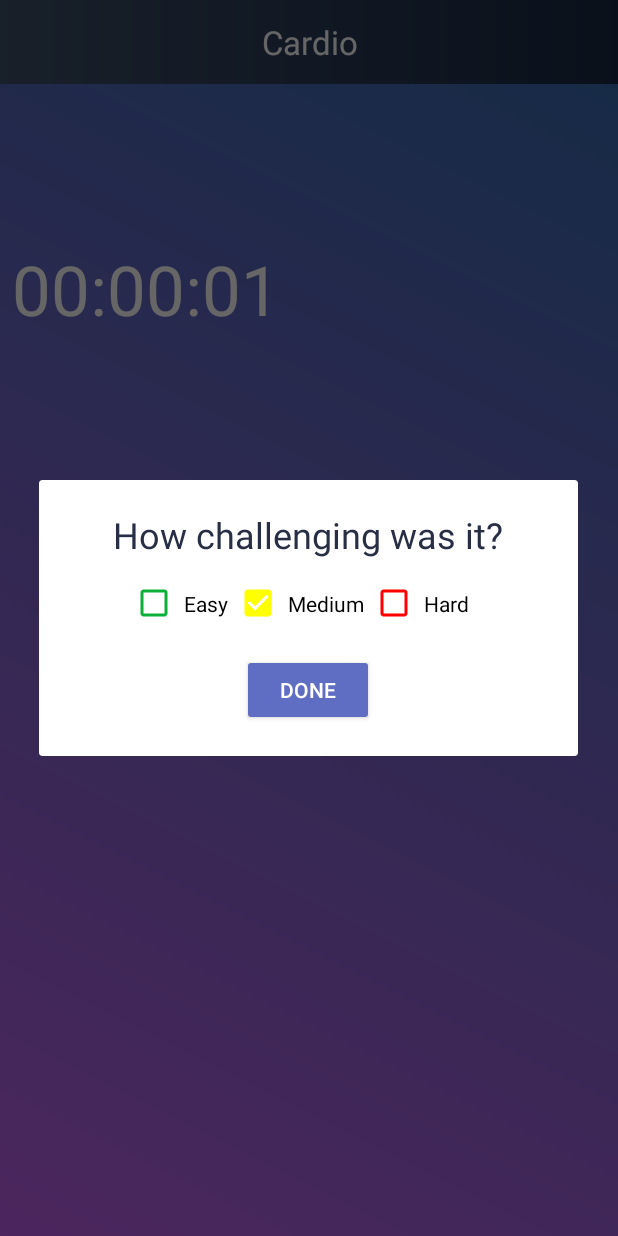
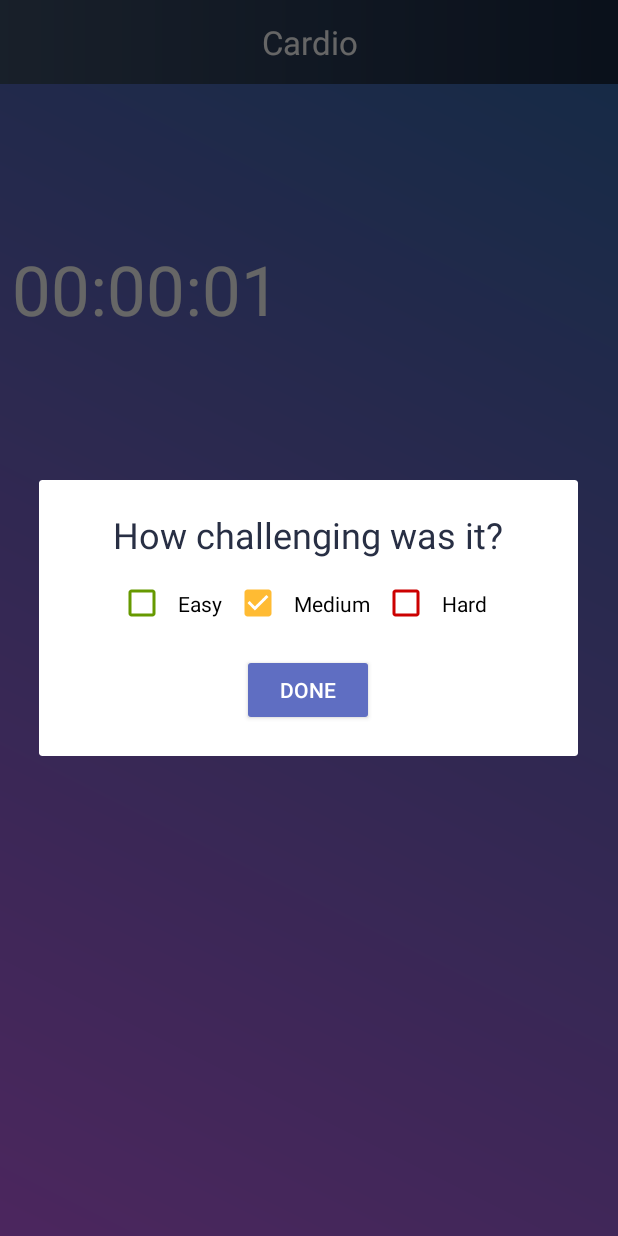
Before and after one commit to rebeccafinne/TraningsApp, an Android app: the CardioActivity screen opened directly, with no data from a screen before it, after a tap on an icon or button, on a phone screen of 412 x 824 dp. Run offline under Robolectric (Android 15) with nearby library versions, the phone set to English and light mode, and no system bars; our stand-ins replace Firebase (no records; nobody signed in at launch, a user with empty details on screens opened directly); libraries missing offline, so code that uses them is left out: com.facebook; 1 other tap on this screen came first.

Commit message:
fixed color of yellow checkbox and removed unnecessary figures

```diff
--- a/TrainingApp/app/src/main/res/drawable/green_checkbox_selector.xml
+++ /dev/null
@@ -1,7 +0,0 @@
-<?xml version="1.0" encoding="utf-8"?>
-<selector xmlns:android="http://schemas.android.com/apk/res/android">
-
-    <item android:state_checked="false" android:drawable="@drawable/ic_check_box_outline_blank_green_24dp" ></item>
-    <item android:state_checked="true" android:drawable="@drawable/ic_check_box_green_24dp"></item>
-
-</selector>
--- a/TrainingApp/app/src/main/res/drawable/ic_check_box_green_24dp.xml
+++ /dev/null
@@ -1,9 +0,0 @@
-<vector xmlns:android="http://schemas.android.com/apk/res/android"
-        android:width="24dp"
-        android:height="24dp"
-        android:viewportWidth="24.0"
-        android:viewportHeight="24.0">
-    <path
-        android:fillColor="#0CB038"
-        android:pathData="M19,3L5,3c-1.11,0 -2,0.9 -2,2v14c0,1.1 0.89,2 2,2h14c1.11,0 2,-0.9 2,-2L21,5c0,-1.1 -0.89,-2 -2,-2zM10,17l-5,-5 1.41,-1.41L10,14.17l7.59,-7.59L19,8l-9,9z"/>
-</vector>
--- a/TrainingApp/app/src/main/res/drawable/ic_check_box_outline_blank_green_24dp.xml
+++ /dev/null
@@ -1,9 +0,0 @@
-<vector xmlns:android="http://schemas.android.com/apk/res/android"
-        android:width="24dp"
-        android:height="24dp"
-        android:viewportWidth="24.0"
-        android:viewportHeight="24.0">
-    <path
-        android:fillColor="#0CB038"
-        android:pathData="M19,5v14H5V5h14m0,-2H5c-1.1,0 -2,0.9 -2,2v14c0,1.1 0.9,2 2,2h14c1.1,0 2,-0.9 2,-2V5c0,-1.1 -0.9,-2 -2,-2z"/>
-</vector>
--- a/TrainingApp/app/src/main/res/drawable/ic_check_box_outline_blank_red_24dp.xml
+++ /dev/null
@@ -1,9 +0,0 @@
-<vector xmlns:android="http://schemas.android.com/apk/res/android"
-        android:width="24dp"
-        android:height="24dp"
-        android:viewportWidth="24.0"
-        android:viewportHeight="24.0">
-    <path
-        android:fillColor="#FF0000"
-        android:pathData="M19,5v14H5V5h14m0,-2H5c-1.1,0 -2,0.9 -2,2v14c0,1.1 0.9,2 2,2h14c1.1,0 2,-0.9 2,-2V5c0,-1.1 -0.9,-2 -2,-2z"/>
-</vector>
--- a/TrainingApp/app/src/main/res/drawable/ic_check_box_outline_blank_yellow_24dp.xml
+++ /dev/null
@@ -1,9 +0,0 @@
-<vector xmlns:android="http://schemas.android.com/apk/res/android"
-        android:width="24dp"
-        android:height="24dp"
-        android:viewportWidth="24.0"
-        android:viewportHeight="24.0">
-    <path
-        android:fillColor="#FFFF00"
-        android:pathData="M19,5v14H5V5h14m0,-2H5c-1.1,0 -2,0.9 -2,2v14c0,1.1 0.9,2 2,2h14c1.1,0 2,-0.9 2,-2V5c0,-1.1 -0.9,-2 -2,-2z"/>
-</vector>
--- a/TrainingApp/app/src/main/res/drawable/ic_check_box_red_24dp.xml
+++ /dev/null
@@ -1,9 +0,0 @@
-<vector xmlns:android="http://schemas.android.com/apk/res/android"
-        android:width="24dp"
-        android:height="24dp"
-        android:viewportWidth="24.0"
-        android:viewportHeight="24.0">
-    <path
-        android:fillColor="#FF0000"
-        android:pathData="M19,3L5,3c-1.11,0 -2,0.9 -2,2v14c0,1.1 0.89,2 2,2h14c1.11,0 2,-0.9 2,-2L21,5c0,-1.1 -0.89,-2 -2,-2zM10,17l-5,-5 1.41,-1.41L10,14.17l7.59,-7.59L19,8l-9,9z"/>
-</vector>
--- a/TrainingApp/app/src/main/res/drawable/ic_check_box_yellow_24dp.xml
+++ /dev/null
@@ -1,9 +0,0 @@
-<vector xmlns:android="http://schemas.android.com/apk/res/android"
-        android:width="24dp"
-        android:height="24dp"
-        android:viewportWidth="24.0"
-        android:viewportHeight="24.0">
-    <path
-        android:fillColor="#FFFF00"
-        android:pathData="M19,3L5,3c-1.11,0 -2,0.9 -2,2v14c0,1.1 0.89,2 2,2h14c1.11,0 2,-0.9 2,-2L21,5c0,-1.1 -0.89,-2 -2,-2zM10,17l-5,-5 1.41,-1.41L10,14.17l7.59,-7.59L19,8l-9,9z"/>
-</vector>
--- a/TrainingApp/app/src/main/res/drawable/red_checkbox_selector.xml
+++ /dev/null
@@ -1,7 +0,0 @@
-<?xml version="1.0" encoding="utf-8"?>
-<selector xmlns:android="http://schemas.android.com/apk/res/android">
-
-    <item android:state_checked="false" android:drawable="@drawable/ic_check_box_outline_blank_red_24dp" ></item>
-    <item android:state_checked="true" android:drawable="@drawable/ic_check_box_red_24dp"></item>
-
-</selector>
--- a/TrainingApp/app/src/main/res/drawable/yellow_checkbox_selector.xml
+++ /dev/null
@@ -1,6 +0,0 @@
-<?xml version="1.0" encoding="utf-8"?>
-<selector xmlns:android="http://schemas.android.com/apk/res/android">
-
-    <item android:state_checked="false" android:drawable="@drawable/ic_check_box_outline_blank_yellow_24dp" ></item>
-    <item android:state_checked="true" android:drawable="@drawable/ic_check_box_yellow_24dp"></item>
-</selector>
--- a/TrainingApp/app/src/main/res/layout/activity_how_challenging.xml
+++ b/TrainingApp/app/src/main/res/layout/activity_how_challenging.xml
@@ -28,15 +28,15 @@
             android:id="@+id/btn_easy"
             android:layout_width="wrap_content"
             android:layout_height="wrap_content"
+            android:buttonTint="@android:color/holo_green_dark"
             android:padding="8dp"
-            android:text="Easy"
-            android:button="@drawable/green_checkbox_selector" />
+            android:text="Easy" />
 
         <CheckBox
             android:id="@+id/btn_med"
             android:layout_width="wrap_content"
             android:layout_height="wrap_content"
-            android:button="@drawable/yellow_checkbox_selector"
+            android:buttonTint="@android:color/holo_orange_light"
             android:checked="true"
             android:padding="8dp"
             android:text="Medium" />
@@ -45,9 +45,9 @@
             android:id="@+id/btn_hard"
             android:layout_width="wrap_content"
             android:layout_height="wrap_content"
+            android:buttonTint="@android:color/holo_red_dark"
             android:padding="8dp"
-            android:text="Hard"
-            android:button="@drawable/red_checkbox_selector" />
+            android:text="Hard" />
     </LinearLayout>
 
     <Button
```
